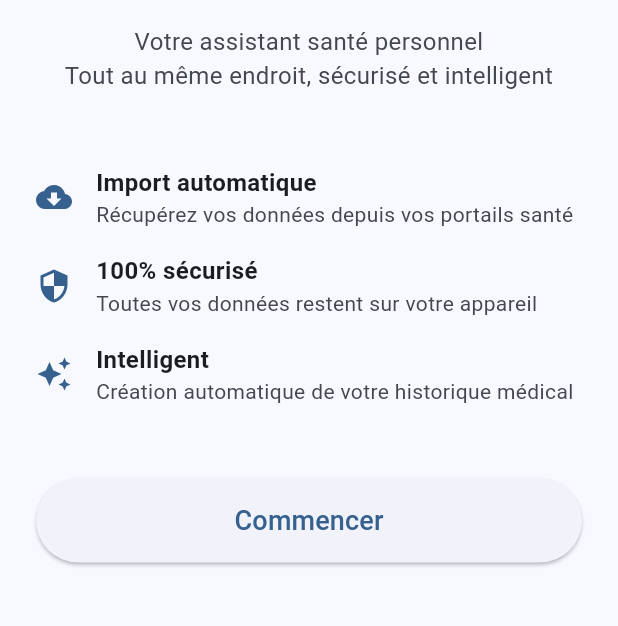
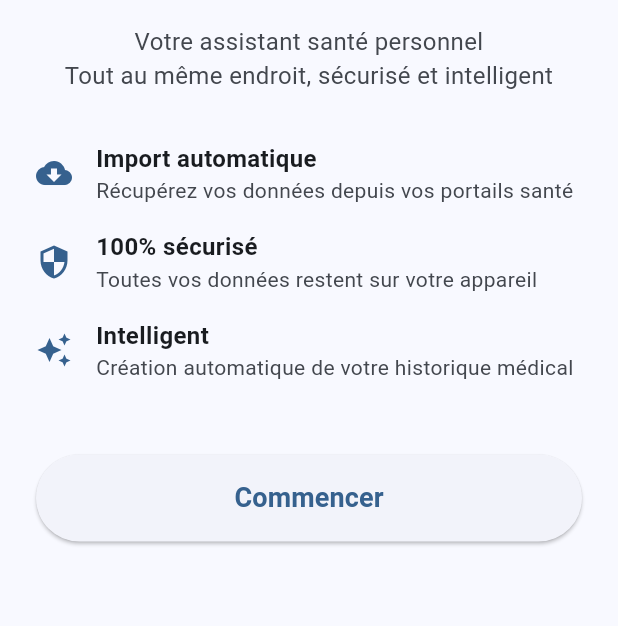
Before and after one commit to arkalia-luna-system/arkalia-cia, a Flutter app: the WelcomeScreen screen opened directly, on a phone screen of 412 x 824 dp, the part 294-920 px from its top. Run offline on Flutter 3.47's test engine with Material 3 defaults, Android fonts, the phone set to English and light mode, and no system bars; our stand-ins replace connectivity_plus, file_picker, fl_chart, flutter_contacts, flutter_local_notifications, flutter_secure_storage and 8 more; missing offline and left inert: device_calendar, encrypt, root_detector; accounts and stored records are empty.

Commit message:
Fix: Correction blocage WelcomeScreen après PIN et améliorations onboarding
- Correction layout WelcomeScreen : remplacement mainAxisAlignment.center par mainAxisSize.min
- Correction layout ImportProgressScreen : même problème de layout corrigé
- Correction dépréciations : withOpacity remplacé par withValues(alpha:)
- Correction dépendance root_detector : version 0.0.6 et API corrigée
- Correction test WelcomeScreen : utilisation de textContaining pour texte multi-lignes
- Documentation mise à jour avec toutes les corrections

Tous les tests passent (4/4 pour WelcomeScreen)
Aucune erreur lint critique

```diff
--- a/arkalia_cia/lib/screens/onboarding/import_choice_screen.dart
+++ b/arkalia_cia/lib/screens/onboarding/import_choice_screen.dart
@@ -434,10 +434,10 @@ class _ImportChoiceScreenState extends State<ImportChoiceScreen> {
               Container(
                 padding: const EdgeInsets.all(16),
                 decoration: BoxDecoration(
-                  color: Colors.blue[50]?.withOpacity(0.3),
+                  color: Colors.blue[50]?.withValues(alpha: 0.3),
                   borderRadius: BorderRadius.circular(8),
                   border: Border.all(
-                    color: Colors.blue.withOpacity(0.3),
+                    color: Colors.blue.withValues(alpha: 0.3),
                   ),
                 ),
                 child: Row(
@@ -484,7 +484,7 @@ class _ImportChoiceScreenState extends State<ImportChoiceScreen> {
               Container(
                 padding: const EdgeInsets.all(12),
                 decoration: BoxDecoration(
-                  color: color.withOpacity(0.1),
+                  color: color.withValues(alpha: 0.1),
                   borderRadius: BorderRadius.circular(8),
                 ),
                 child: Icon(icon, color: color, size: 32),
--- a/arkalia_cia/lib/screens/onboarding/welcome_screen.dart
+++ b/arkalia_cia/lib/screens/onboarding/welcome_screen.dart
@@ -16,7 +16,8 @@ class _WelcomeScreenState extends State<WelcomeScreen> {
         child: SingleChildScrollView(
           padding: const EdgeInsets.all(24.0),
           child: Column(
-            mainAxisAlignment: MainAxisAlignment.center,
+            mainAxisSize: MainAxisSize.min,
+            crossAxisAlignment: CrossAxisAlignment.stretch,
             children: [
               // Logo / Icône
               Icon(
@@ -51,7 +52,7 @@ class _WelcomeScreenState extends State<WelcomeScreen> {
                 textAlign: TextAlign.center,
               ),
 
-              const SizedBox(height: 48),
+              const SizedBox(height: 32),
 
               // Avantages
               _buildFeature(
@@ -95,15 +96,15 @@ class _WelcomeScreenState extends State<WelcomeScreen> {
                   },
                   style: ElevatedButton.styleFrom(
                     minimumSize: const Size(double.infinity, 56),
-                    padding: const EdgeInsets.symmetric(horizontal: 32),
+                    padding: const EdgeInsets.symmetric(horizontal: 32, vertical: 16),
                   ),
                   child: const Text(
                     'Commencer',
-                    style: TextStyle(fontSize: 18),
+                    style: TextStyle(fontSize: 18, fontWeight: FontWeight.bold),
                   ),
                 ),
               ),
-              const SizedBox(height: 24),
+              const SizedBox(height: 32),
             ],
           ),
         ),
--- a/arkalia_cia/pubspec.yaml
+++ b/arkalia_cia/pubspec.yaml
@@ -48,6 +48,8 @@ dependencies:
   crypto: ^3.0.3
   encrypt: ^5.0.1
   flutter_secure_storage: ^9.0.0
+  # Sécurité runtime
+  root_detector: ^0.0.6
 
 dev_dependencies:
   flutter_test:
```
Also changed, not shown: arkalia_cia/lib/screens/onboarding/import_progress_screen.dart (+4 -3 lines), arkalia_cia/lib/services/runtime_security_service.dart (added, +89 -0 lines), arkalia_cia/pubspec.lock, 2 other files.
